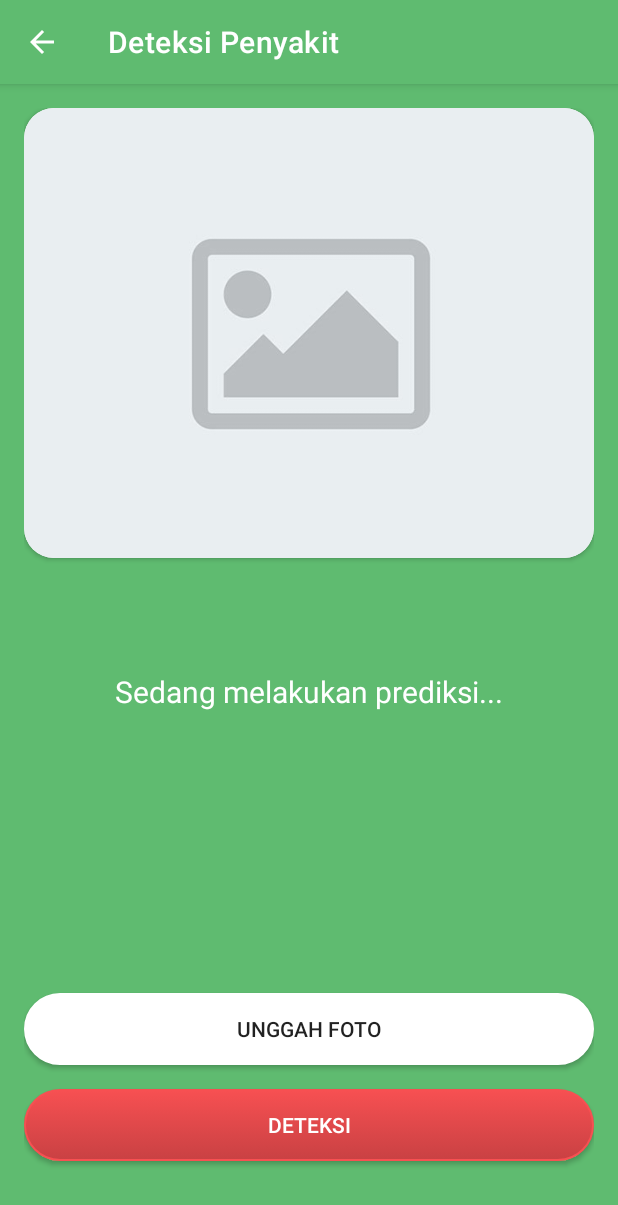
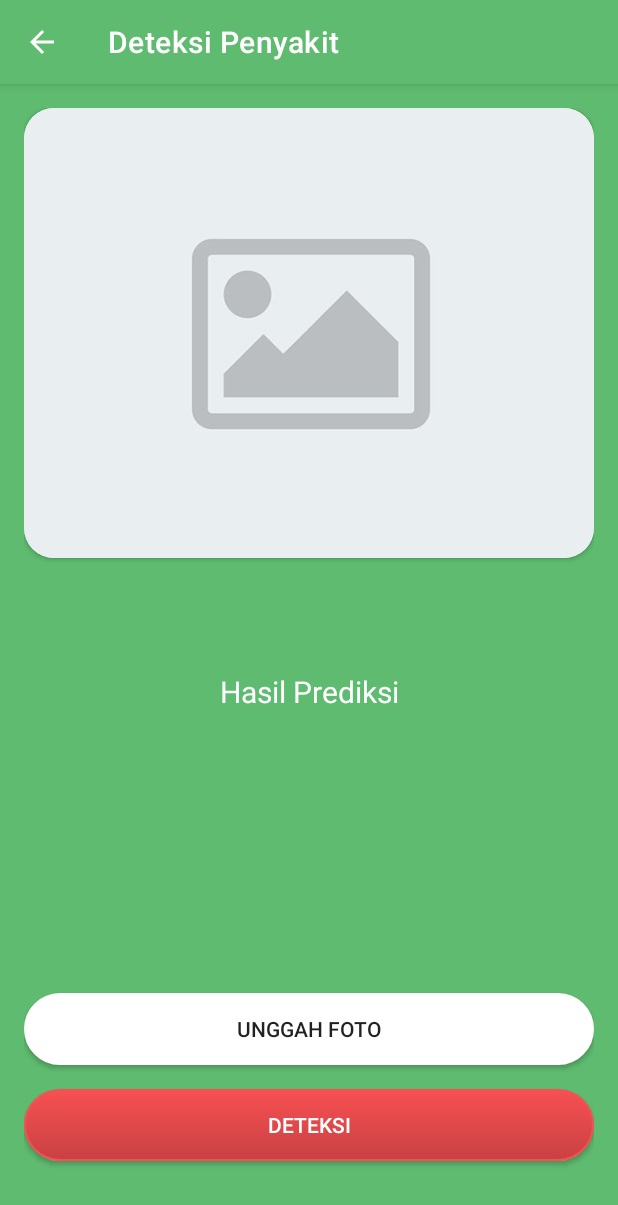
Before and after one commit to ahmadsufyan455/MedDev, an Android app: the DiseaseDetectionActivity screen opened directly, with no data from a screen before it, after a tap on "DETEKSI", on a phone screen of 412 x 824 dp. Shown: the top 1205 px of the screen. Run offline under Robolectric (Android 15) with nearby library versions, the phone set to English and light mode, and no system bars; libraries missing offline, so code that uses them is left out: org.tensorflow.lite; 2 statements that could not run were skipped.

Commit message:
change hard string & handle button detection

```diff
--- a/MedDev/app/src/main/java/com/capstone/meddev/detection/DiseaseDetectionActivity.kt
+++ b/MedDev/app/src/main/java/com/capstone/meddev/detection/DiseaseDetectionActivity.kt
@@ -6,7 +6,9 @@ import android.net.Uri
 import android.os.Bundle
 import android.provider.MediaStore
 import android.view.View
+import android.widget.Toast
 import androidx.appcompat.app.AppCompatActivity
+import com.capstone.meddev.R
 import com.capstone.meddev.dashboard.TFLiteHelper
 import com.capstone.meddev.databinding.ActivityDiseaseDetectionBinding
 import kotlinx.coroutines.CoroutineScope
@@ -26,7 +28,7 @@ class DiseaseDetectionActivity : AppCompatActivity() {
         binding = ActivityDiseaseDetectionBinding.inflate(layoutInflater)
         setContentView(binding.root)
 
-        supportActionBar?.title = "Deteksi Penyakit"
+        supportActionBar?.title = getString(R.string.deteksi_penyakit)
         supportActionBar?.setDisplayHomeAsUpEnabled(true)
 
         val tfLiteHelper = TFLiteHelper(this)
@@ -42,15 +44,19 @@ class DiseaseDetectionActivity : AppCompatActivity() {
             startActivityForResult(Intent.createChooser(intent, selectPicture), 12)
         }
 
-        binding.tvResult.text = "Hasil prediksi"
+        binding.tvResult.text = getString(R.string.hasil_prediksi)
 
         binding.btnDetection.setOnClickListener {
-            tfLiteHelper.classifyImage(bitmap)
-            CoroutineScope(Dispatchers.Main).launch {
-                binding.tvResult.text = "Sedang melakukan prediksi..."
-                delay(2000L)
-                binding.tvLabel.visibility = View.VISIBLE
-                setResult(tfLiteHelper.showResult()!!)
+            try {
+                tfLiteHelper.classifyImage(bitmap)
+                CoroutineScope(Dispatchers.Main).launch {
+                    binding.tvResult.text = getString(R.string.prediksi_progres)
+                    delay(2000L)
+                    binding.tvLabel.visibility = View.VISIBLE
+                    setResult(tfLiteHelper.showResult()!!)
+                }
+            } catch (e: Exception) {
+                Toast.makeText(this, "Unggah foto mata terlebih dahulu", Toast.LENGTH_SHORT).show()
             }
         }
     }
--- a/MedDev/app/src/main/res/values/strings.xml
+++ b/MedDev/app/src/main/res/values/strings.xml
@@ -20,4 +20,7 @@
     <string name="detail_penyakit">Detail Penyakit</string>
     <string name="disease_detail">Detail Penyakit</string>
     <string name="back_to_home">Kembali ke Home</string>
+    <string name="deteksi_penyakit">Deteksi Penyakit</string>
+    <string name="hasil_prediksi">Hasil Prediksi</string>
+    <string name="prediksi_progres">Sedang melakukan prediksi...</string>
 </resources>
```
